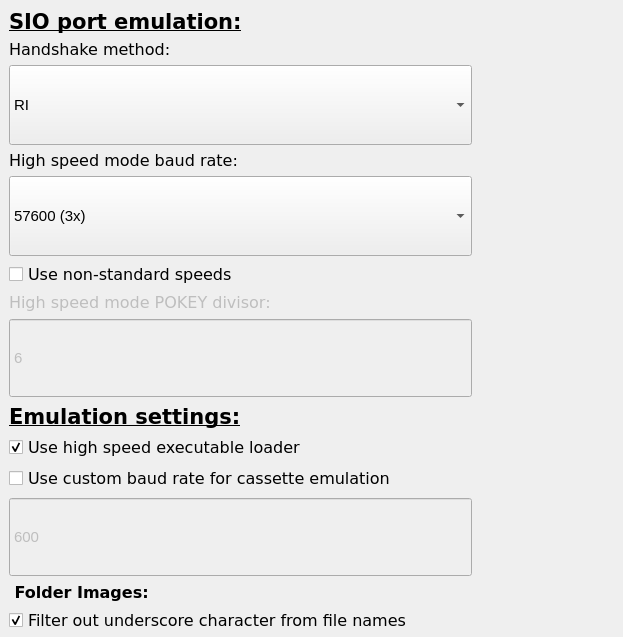
The window that android/optionsdialog.ui (greblus/aspeqt) describes before a commit, drawn with Qt 5; both pictures show x 0 to 623 and y 0 to 637 of the 758 by 918 pixel window.
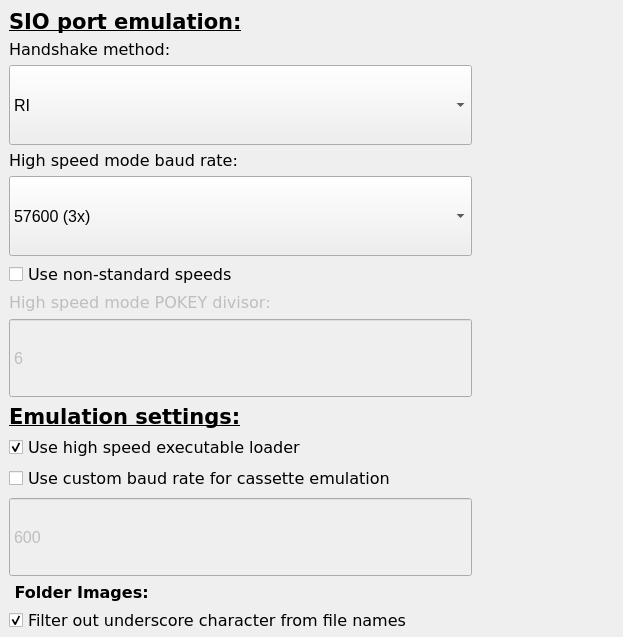
The same window after the commit.

Commit message: Options dialog is now dynamically resized.

What changed in the file:
```diff
--- a/android/optionsdialog.ui
+++ b/android/optionsdialog.ui
@@ -140,7 +140,7 @@
        <property name="font">
         <font>
          <family>Arial</family>
-         <pointsize>11</pointsize>
+         <pointsize>12</pointsize>
         </font>
        </property>
        <property name="buttonSymbols">
@@ -188,7 +188,7 @@
        <property name="font">
         <font>
          <family>Arial</family>
-         <pointsize>11</pointsize>
+         <pointsize>12</pointsize>
         </font>
        </property>
        <item>
@@ -430,7 +430,7 @@
        <property name="font">
         <font>
          <family>Arial</family>
-         <pointsize>11</pointsize>
+         <pointsize>12</pointsize>
         </font>
        </property>
        <property name="buttonSymbols">
@@ -492,7 +492,7 @@
        <property name="font">
         <font>
          <family>Arial</family>
-         <pointsize>11</pointsize>
+         <pointsize>12</pointsize>
         </font>
        </property>
        <property name="currentIndex">
```
Left out of the diff: 2 changed lines with no effect on the pictures. The commit also changes 4 other files.
